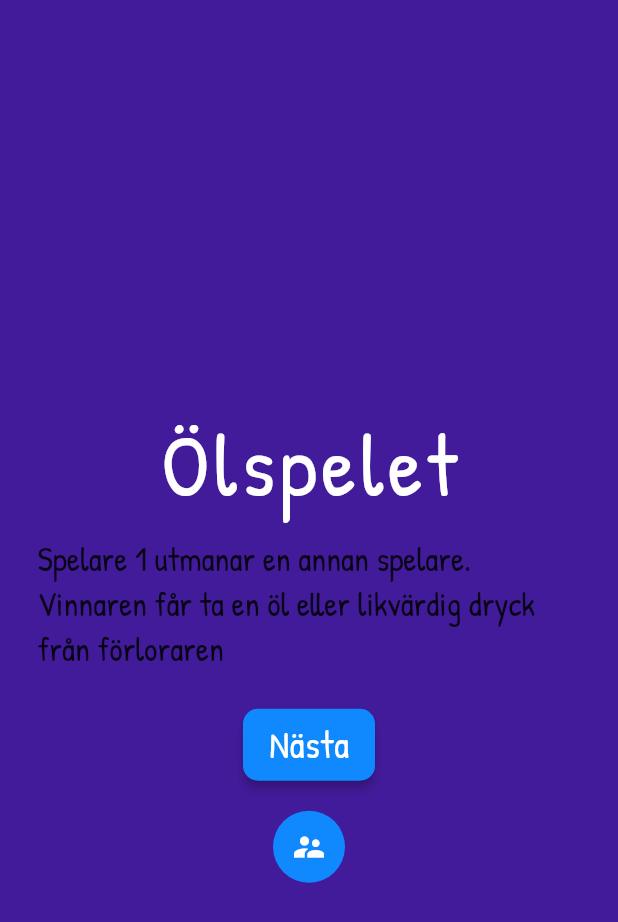
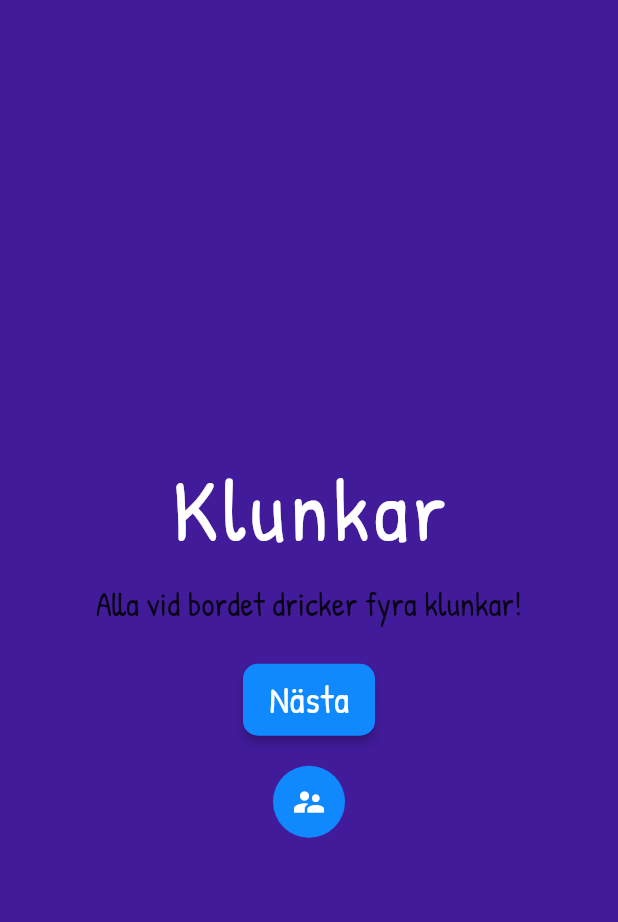
Before and after one commit to ponbac/drinktajm, a Flutter app: the GamePage screen opened directly with empty values, on a phone screen of 412 x 824 dp. Shown: the top 922 px of the screen. Run offline on Flutter 3.47's test engine with Material 2 defaults, Android fonts, the phone set to English and light mode, and no system bars.

Commit message:
now able to parse questions with [all] text

```diff
--- a/assets/questions.json
+++ b/assets/questions.json
@@ -2,11 +2,13 @@
   "questions" : [
     {
       "category":"Klunkar",
-      "description":"Alla vid bordet dricker fyra klunkar!"
+      "description":"[all] vid bordet dricker fyra klunkar!",
+      "sips": 4,
+      "guaranteed": true
     },
     {
       "category":"Klunkar",
-      "description":"Spelare 2 får dela ut 6 klunkar"
+      "description":"[player] får dela ut 6 klunkar"
     },
     {
       "category":"Klunkar",
--- a/lib/models/player.dart
+++ b/lib/models/player.dart
@@ -1,10 +1,6 @@
-import 'dart:math';
-
 class Player {
   final String name;
-
-  static var rng = new Random();
-  int sips = rng.nextInt(25);
+  int sips = 0;
 
   Player(this.name);
 
--- a/lib/models/question.dart
+++ b/lib/models/question.dart
@@ -1,11 +1,13 @@
 class Question {
   final String category;
-  final String description;
+  String description;
+  final int sips;
+  final bool guaranteed;
 
-  Question(this.category, this.description);
+  Question(this.category, this.description, this.sips, this.guaranteed);
 
   factory Question.fromJson(dynamic json) {
-    return Question(json['category'] as String, json['description'] as String);
+    return Question(json['category'] as String, json['description'] as String, json['sips'] as int, json['guaranteed'] as bool);
   }
 
   @override
--- a/lib/models/session.dart
+++ b/lib/models/session.dart
@@ -36,10 +36,32 @@ class Session {
       tmpQuestion = _getRandomQuestion();
     }
 
+    tmpQuestion = _parseQuestion(tmpQuestion);
     currentQuestion = tmpQuestion;
     //print(tmpQuestion.description);
 
     return currentQuestion;
+  }
+
+  Question _parseQuestion(Question question) {
+    String questionText = question.description;
+    int sips = question.sips;
+    bool guaranteed = question.guaranteed;
+
+    if (questionText.contains('[all]')) {
+      if (questionText.startsWith('[')) {
+        questionText = questionText.replaceAll('[all]', 'Alla');
+      } else {
+        questionText = questionText.replaceAll('[all]', 'alla');
+      }
+
+      if (guaranteed) {
+        playerList.forEach((player) => player.addSips(sips));
+      }
+    }
+
+    question.description = questionText;
+    return question;
   }
 
   Question _getRandomQuestion() {
--- a/lib/pages/current_score_page.dart
+++ b/lib/pages/current_score_page.dart
@@ -17,7 +17,7 @@ class CurrentScore extends StatelessWidget {
     return Scaffold(
       body: Column(
         children: <Widget>[
-          HeaderText('TOPPLISTAN'),
+          HeaderText('OTURSLISTA'),
           SizedBox(
             height: height * 0.65,
             child: ListView.builder(
--- a/lib/pages/game_page.dart
+++ b/lib/pages/game_page.dart
@@ -43,7 +43,7 @@ class _GamePageState extends State<GamePage> {
               session.questionList = snapshot.data;
             }
 
-            Question currentQuestion = session.currentQuestion;
+            Question currentQuestion = session.nextQuestion();
 
             children = <Widget>[
               QuestionCard(currentQuestion),
@@ -53,8 +53,7 @@ class _GamePageState extends State<GamePage> {
                   buttonTitle: 'Nästa',
                   onPress: () {
                     setState(() {
-                      session.nextQuestion();
-                      print('NEW QUESTION: ${session.currentQuestion}');
+
                     });
                   },
                 ),
--- a/lib/widgets/question_card.dart
+++ b/lib/widgets/question_card.dart
@@ -15,7 +15,7 @@ class QuestionCard extends StatelessWidget {
       child: Column(
         children: <Widget>[
           HeaderText('${question.category}'),
-          Text('${question.description}', style: TextStyle(fontSize: 22))
+          Text('${question.description}', style: TextStyle(fontSize: 22),  textAlign: TextAlign.center,)
         ],
       ),
     );
```
